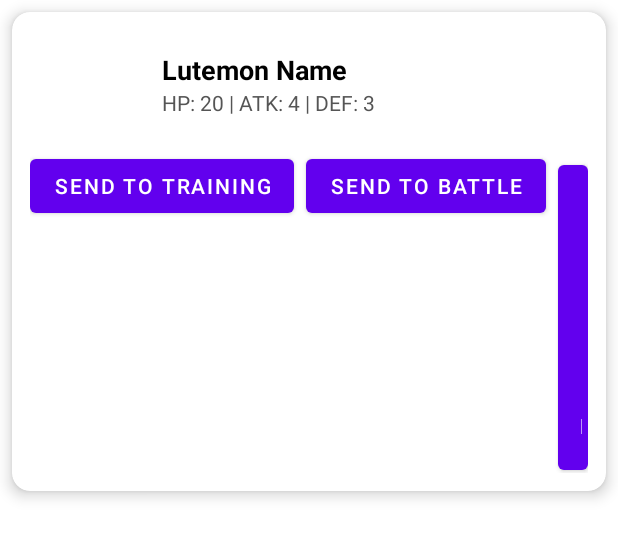
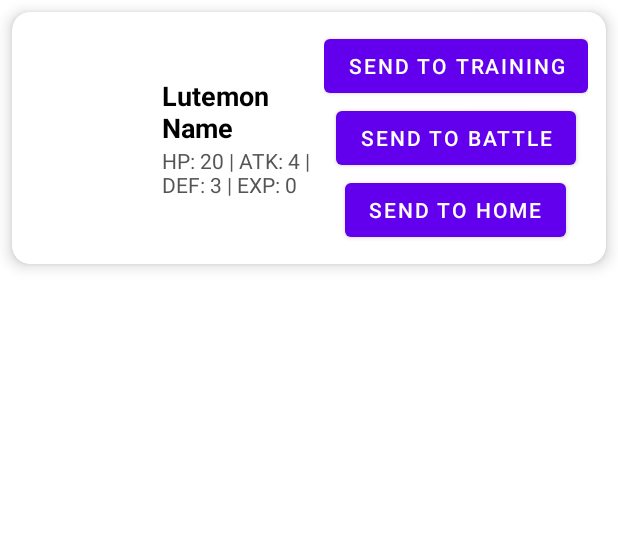
Before and after one commit to archimbald4488/Android-Lutemons, an Android app: the layout lutemon_list_item.xml on its own in the app's theme, with its tools: preview values and no code run, on a phone screen of 412 x 824 dp. Shown: the top 538 px of the screen. Run offline under Robolectric (Android 15) with nearby library versions, the phone set to English and light mode, and no system bars.

Commit message:
Added send home button and ensured training works when clicking on lutemon

```diff
--- a/app/src/main/java/oliot/lutemons/adapters/LutemonAdapter.java
+++ b/app/src/main/java/oliot/lutemons/adapters/LutemonAdapter.java
@@ -58,7 +58,11 @@ public class LutemonAdapter extends RecyclerView.Adapter<LutemonAdapter.ViewHold
         Lutemon lutemon = lutemons.get(position);
         String lutemonName = lutemon.getName() + " (" + lutemon.getType() + ")";
         holder.nameView.setText(lutemonName);
-        holder.statsView.setText("HP: " + lutemon.getCurrentHealth());
+        String statsText = "Exp: " + lutemon.getExperience() +
+                " | HP: " + lutemon.getCurrentHealth() +
+                " | ATK: " + lutemon.getAttack() +
+                " | DEF: " + lutemon.getDefense();
+        holder.statsView.setText(statsText);
         //holder.imageView.setImageResource(lutemon.getImageId()); uncomment after adding real images
 
         // Set click listener for "Send to Training"
--- a/app/src/main/res/layout/lutemon_list_item.xml
+++ b/app/src/main/res/layout/lutemon_list_item.xml
@@ -1,6 +1,4 @@
 <?xml version="1.0" encoding="utf-8"?>
-<!-- wrapped in cardview -->
-
 <androidx.cardview.widget.CardView xmlns:android="http://schemas.android.com/apk/res/android"
     xmlns:card_view="http://schemas.android.com/apk/res-auto"
     android:layout_width="match_parent"
@@ -12,18 +10,11 @@
     <LinearLayout
         android:layout_width="match_parent"
         android:layout_height="wrap_content"
-        android:orientation="vertical"
+        android:orientation="horizontal"
         android:padding="12dp"
         android:gravity="center_vertical">
 
-        <!-- Main content (Image, Name, Stats) -->
-        <LinearLayout
-            android:layout_width="match_parent"
-            android:layout_height="wrap_content"
-            android:orientation="horizontal"
-            android:gravity="center_vertical"
-            android:layout_marginBottom="8dp">
-
+        <!-- Lutemon Image -->
         <ImageView
             android:id="@+id/lutemon_image"
             android:layout_width="72dp"
@@ -31,6 +22,7 @@
             android:layout_marginEnd="16dp"
             android:scaleType="centerCrop" />
 
+        <!-- Text area: Name, Stats, Experience -->
         <LinearLayout
             android:layout_width="0dp"
             android:layout_height="wrap_content"
@@ -50,35 +42,33 @@
                 android:id="@+id/lutemon_stats"
                 android:layout_width="wrap_content"
                 android:layout_height="wrap_content"
-                    android:text="HP: 20 | ATK: 4 | DEF: 3"
+                android:text="HP: 20 | ATK: 4 | DEF: 3 | EXP: 0"
                 android:textSize="14sp"
                 android:textColor="#555555" />
-
         </LinearLayout>
 
-        </LinearLayout>
+        <!-- Buttons Section -->
+        <LinearLayout
+            android:layout_width="wrap_content"
+            android:layout_height="wrap_content"
+            android:orientation="vertical"
+            android:gravity="center">
 
-        <!-- Buttons at the bottom -->
-        <LinearLayout
-            android:layout_width="match_parent"
-            android:layout_height="wrap_content"
-            android:orientation="horizontal"
-            android:gravity="end">
-
+            <!-- Send to Training Button -->
             <Button
                 android:id="@+id/btn_send_to_training"
                 android:layout_width="wrap_content"
                 android:layout_height="wrap_content"
-                android:text="Send to Training"
-                android:layout_marginEnd="8dp"/>
+                android:text="Send to Training" />
 
+            <!-- Send to Battle Button -->
             <Button
                 android:id="@+id/btn_send_to_battle"
                 android:layout_width="wrap_content"
                 android:layout_height="wrap_content"
-                android:text="Send to Battle"
-                android:layout_marginEnd="8dp"/>
+                android:text="Send to Battle" />
 
+            <!-- Send to Home Button -->
             <Button
                 android:id="@+id/btn_send_to_home"
                 android:layout_width="wrap_content"
@@ -87,5 +77,4 @@
         </LinearLayout>
 
     </LinearLayout>
-
 </androidx.cardview.widget.CardView>
```
Lines whose indentation alone changed are shown as unchanged.
